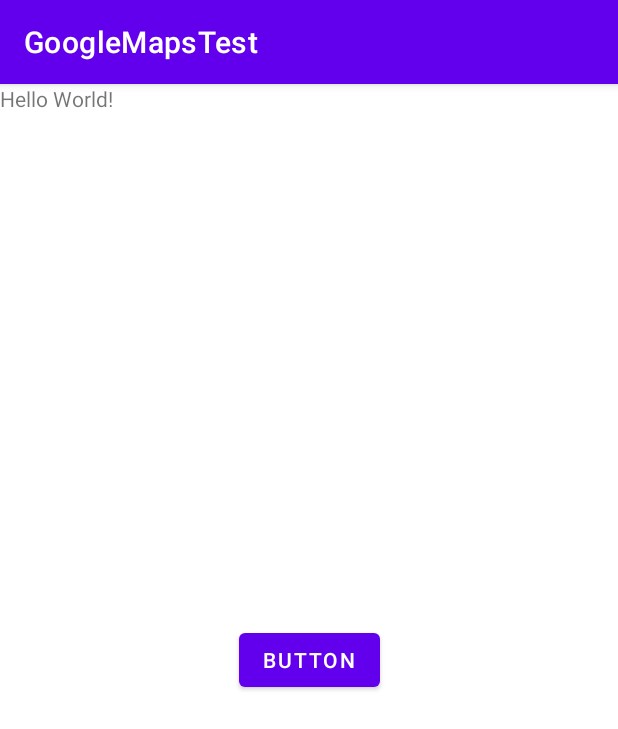
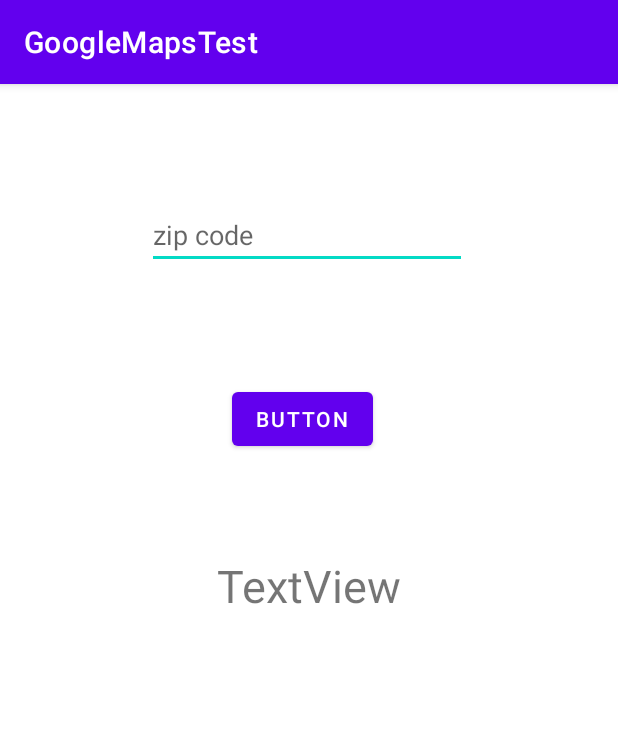
Before and after one commit to buc0025/Google-Maps-Test, an Android app: the screen it shows after launch (MainActivity), on a phone screen of 412 x 824 dp. Shown: the top 729 px of the screen. Run offline under Robolectric (Android 15) with nearby library versions, the phone set to English and light mode, and no system bars; our stand-ins replace Firebase (no records; nobody signed in at launch, a user with empty details on screens opened directly).

```diff
--- a/app/build.gradle
+++ b/app/build.gradle
@@ -1,5 +1,6 @@
 plugins {
     id 'com.android.application'
+    id 'com.google.gms.google-services'
 }
 
 android {
@@ -36,6 +37,7 @@ dependencies {
     implementation 'com.google.android.material:material:1.3.0'
     implementation 'androidx.constraintlayout:constraintlayout:2.0.4'
     implementation 'com.google.android.gms:play-services-maps:17.0.0'
+    implementation 'com.google.firebase:firebase-database:20.0.0'
     testImplementation 'junit:junit:4.+'
     androidTestImplementation 'androidx.test.ext:junit:1.1.2'
     androidTestImplementation 'androidx.test.espresso:espresso-core:3.3.0'
--- a/app/src/main/java/com/example/googlemapstest/MainActivity.java
+++ b/app/src/main/java/com/example/googlemapstest/MainActivity.java
@@ -1,28 +1,84 @@
 package com.example.googlemapstest;
 
+import androidx.annotation.NonNull;
 import androidx.appcompat.app.AppCompatActivity;
 
 import android.content.Intent;
 import android.os.Bundle;
+import android.os.Handler;
+import android.os.Message;
 import android.view.View;
+import android.webkit.GeolocationPermissions;
+import android.widget.ArrayAdapter;
 import android.widget.Button;
+import android.widget.EditText;
+import android.widget.Spinner;
+import android.widget.TextView;
+
+import com.google.firebase.database.DatabaseReference;
+import com.google.firebase.database.FirebaseDatabase;
+
+import java.util.HashMap;
 
 public class MainActivity extends AppCompatActivity {
     private Button btn;
+    private Button createUserBtn;
+    private EditText userName;
+    private EditText userEmail;
+    private EditText userPhone;
+
+    private EditText zipCode;
+    private Button geoCodeBtn;
+    private TextView latLong;
+
+//    private FirebaseDatabase firebaseDatabase = FirebaseDatabase.getInstance();
+//    private DatabaseReference root = firebaseDatabase.getReference().child("Users");
+//    private DatabaseReference root2 = firebaseDatabase.getReference().child("Users").child("orders");
+
+
     @Override
     protected void onCreate(Bundle savedInstanceState) {
         super.onCreate(savedInstanceState);
         setContentView(R.layout.activity_main);
 
-        btn = findViewById(R.id.button);
+        zipCode = findViewById(R.id.zipCode);
+        geoCodeBtn = findViewById(R.id.geoCodeBtn);
+        latLong = findViewById(R.id.latLong);
 
-        btn.setOnClickListener(new View.OnClickListener() {
+        geoCodeBtn.setOnClickListener(new View.OnClickListener() {
             @Override
             public void onClick(View v) {
-                Intent intent = new Intent(MainActivity.this, MapsActivity.class);
-                startActivity(intent);
+                String address = zipCode.getText().toString();
+                GeoLocation geoLocation = new GeoLocation();
+                geoLocation.getAddress(address, getApplicationContext(), new GeoHandler());
             }
         });
 
+
+
+//        btn.setOnClickListener(new View.OnClickListener() {
+//            @Override
+//            public void onClick(View v) {
+//                Intent intent = new Intent(MainActivity.this, MapsActivity.class);
+//                startActivity(intent);
+//            }
+//        });
+
+    }
+
+    private class GeoHandler extends Handler {
+        @Override
+        public void handleMessage(@NonNull Message msg) {
+            String address;
+            switch (msg.what) {
+                case 1:
+                    Bundle bundle = msg.getData();
+                    address = bundle.getString("address");
+                    break;
+                default:
+                    address = null;
+            }
+            latLong.setText(address);
+        }
     }
 }
--- a/app/src/main/res/layout/activity_main.xml
+++ b/app/src/main/res/layout/activity_main.xml
@@ -1,28 +1,44 @@
 <?xml version="1.0" encoding="utf-8"?>
-<androidx.constraintlayout.widget.ConstraintLayout xmlns:android="http://schemas.android.com/apk/res/android"
+<RelativeLayout xmlns:android="http://schemas.android.com/apk/res/android"
     xmlns:app="http://schemas.android.com/apk/res-auto"
     xmlns:tools="http://schemas.android.com/tools"
     android:layout_width="match_parent"
     android:layout_height="match_parent"
     tools:context=".MainActivity">
 
-    <TextView
-        android:layout_width="0dp"
-        android:layout_height="0dp"
-        android:text="Hello World!"
-        app:layout_constraintBottom_toBottomOf="parent"
-        app:layout_constraintLeft_toLeftOf="parent"
-        app:layout_constraintRight_toRightOf="parent"
-        app:layout_constraintTop_toTopOf="parent" />
+
+    <EditText
+        android:id="@+id/zipCode"
+        android:layout_width="wrap_content"
+        android:layout_height="wrap_content"
+        android:layout_alignParentStart="true"
+        android:layout_alignParentTop="true"
+        android:layout_centerHorizontal="true"
+        android:layout_marginStart="98dp"
+        android:layout_marginTop="78dp"
+        android:ems="10"
+        android:hint="zip code"
+        android:textColor="@color/black"
+        android:inputType="textPersonName" />
 
     <Button
-        android:id="@+id/button"
+        android:id="@+id/geoCodeBtn"
         android:layout_width="wrap_content"
         android:layout_height="wrap_content"
-        android:text="Button"
-        app:layout_constraintBottom_toBottomOf="parent"
-        app:layout_constraintEnd_toEndOf="parent"
-        app:layout_constraintStart_toStartOf="parent"
-        app:layout_constraintTop_toTopOf="parent" />
+        android:layout_alignParentTop="true"
+        android:layout_alignParentEnd="true"
+        android:layout_centerHorizontal="true"
+        android:layout_marginTop="199dp"
+        android:layout_marginEnd="163dp"
+        android:text="Button" />
 
-</androidx.constraintlayout.widget.ConstraintLayout>
+    <TextView
+        android:id="@+id/latLong"
+        android:layout_width="wrap_content"
+        android:layout_height="wrap_content"
+        android:layout_alignParentTop="true"
+        android:layout_centerHorizontal="true"
+        android:layout_marginTop="314dp"
+        android:textSize="30sp"
+        android:text="TextView" />
+</RelativeLayout>
--- a/build.gradle
+++ b/build.gradle
@@ -6,6 +6,7 @@ buildscript {
     }
     dependencies {
         classpath "com.android.tools.build:gradle:4.2.1"
+        classpath 'com.google.gms:google-services:4.3.8'
 
         // NOTE: Do not place your application dependencies here; they belong
         // in the individual module build.gradle files
@@ -16,7 +17,7 @@ allprojects {
     repositories {
         google()
         mavenCentral()
-        jcenter() // Warning: this repository is going to shut down soon
+         // Warning: this repository is going to shut down soon
     }
 }
 
```
Also changed, not shown: app/src/main/java/com/example/googlemapstest/GeoLocation.java (added, +49 -0 lines), app/src/main/res/values/strings.xml (+8 -0 lines), 1 other file.
